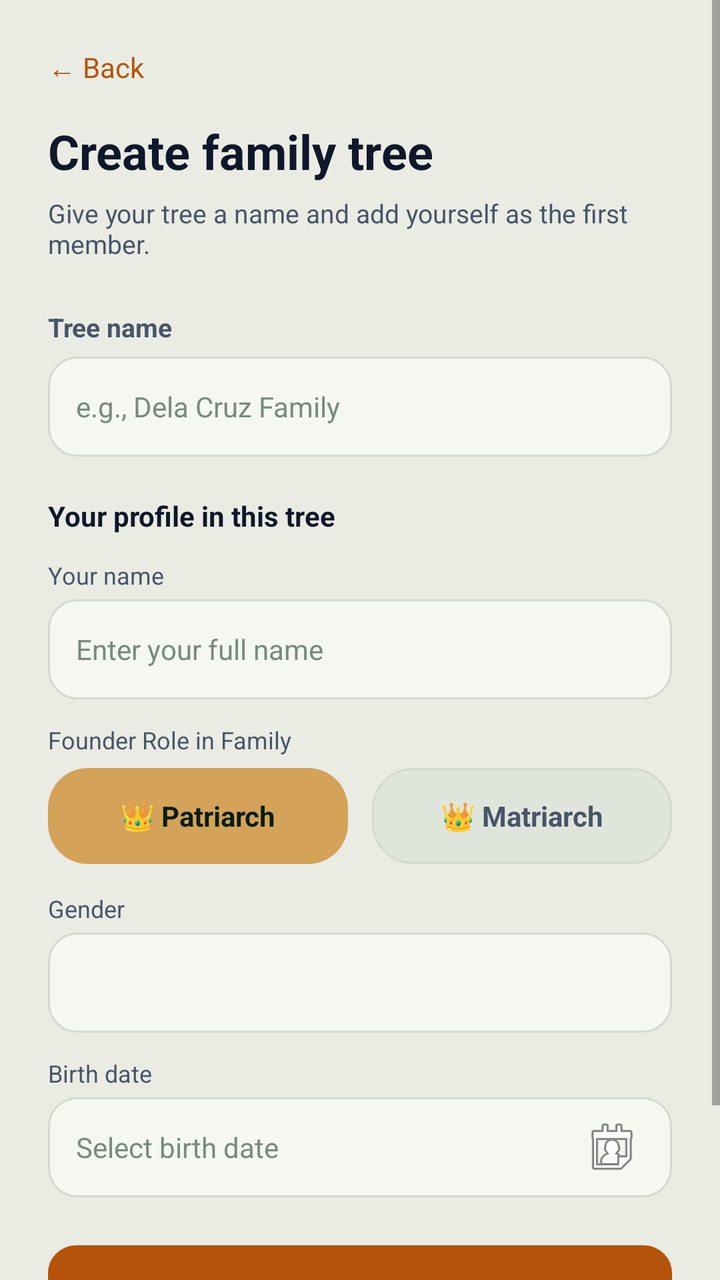
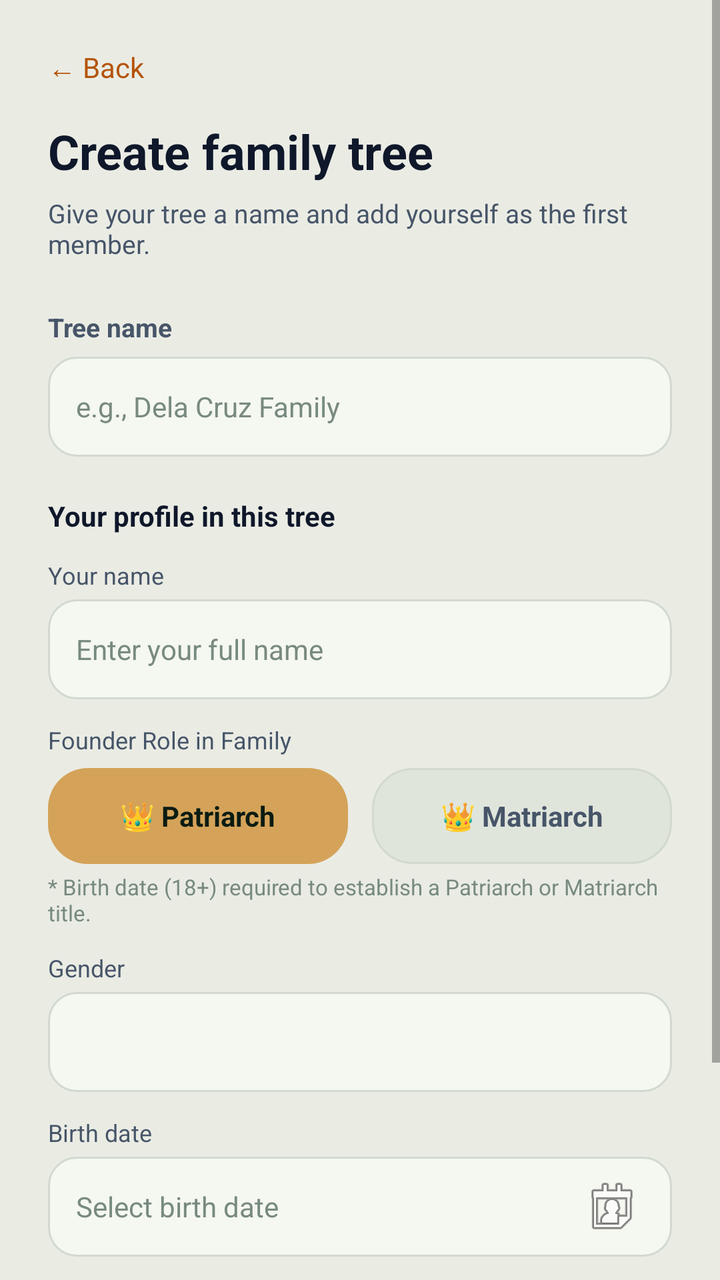

The first picture is an Android layout as it rendered before a commit; the second is the same layout after the commit. The layout source and the unified diff follow.
<!-- AndroidManifest.xml: application theme Theme.BTProject2 -->
<!-- res/layout/activity_create_tree.xml -->
<?xml version="1.0" encoding="utf-8"?>
<ScrollView xmlns:android="http://schemas.android.com/apk/res/android"
    android:layout_width="match_parent"
    android:layout_height="match_parent"
    android:background="@color/background">

    <LinearLayout
        android:layout_width="match_parent"
        android:layout_height="wrap_content"
        android:orientation="vertical"
        android:padding="24dp"
        android:paddingTop="48dp">

        
        <TextView
            android:id="@+id/btnBack"
            android:layout_width="wrap_content"
            android:layout_height="wrap_content"
            android:text="← Back"
            android:textSize="14sp"
            android:textColor="@color/primary"
            android:layout_marginBottom="16dp"
            android:clickable="true"
            android:focusable="true" />

        
        <TextView
            android:layout_width="wrap_content"
            android:layout_height="wrap_content"
            android:text="Create family tree"
            android:textSize="24sp"
            android:textStyle="bold"
            android:textColor="@color/text_primary"
            android:layout_marginBottom="6dp" />

        <TextView
            android:layout_width="wrap_content"
            android:layout_height="wrap_content"
            android:text="Give your tree a name and add yourself as the first member."
            android:textSize="13sp"
            android:textColor="@color/text_secondary"
            android:layout_marginBottom="24dp" />

        
        <TextView
            android:layout_width="wrap_content"
            android:layout_height="wrap_content"
            android:text="Tree name"
            android:textSize="13sp"
            android:textStyle="bold"
            android:textColor="@color/text_secondary"
            android:layout_marginBottom="6dp" />

        <EditText
            android:id="@+id/etTreeName"
            android:layout_width="match_parent"
            android:layout_height="50dp"
            android:hint="e.g., Dela Cruz Family"
            android:inputType="textCapWords"
            android:background="@drawable/input_bg_white"
            android:paddingStart="14dp"
            android:paddingEnd="14dp"
            android:textSize="14sp"
            android:textColor="@color/text_primary"
            android:textColorHint="@color/text_hint"
            android:layout_marginBottom="20dp" />

        
        <TextView
            android:layout_width="wrap_content"
            android:layout_height="wrap_content"
            android:text="Your profile in this tree"
            android:textSize="14sp"
            android:textStyle="bold"
            android:textColor="@color/text_primary"
            android:layout_marginBottom="12dp" />

        
        <TextView
            android:layout_width="wrap_content"
            android:layout_height="wrap_content"
            android:text="Your name"
            android:textSize="12sp"
            android:textColor="@color/text_secondary"
            android:layout_marginBottom="4dp" />

        <EditText
            android:id="@+id/etCreatorName"
            android:layout_width="match_parent"
            android:layout_height="50dp"
            android:hint="Enter your full name"
            android:inputType="textPersonName"
            android:background="@drawable/input_bg_white"
            android:paddingStart="14dp"
            android:paddingEnd="14dp"
            android:textSize="14sp"
            android:textColor="@color/text_primary"
            android:textColorHint="@color/text_hint"
            android:layout_marginBottom="12dp" />

        
        <TextView
            android:layout_width="wrap_content"
            android:layout_height="wrap_content"
            android:text="Founder Role in Family"
            android:textSize="12sp"
            android:textColor="@color/text_secondary"
            android:layout_marginBottom="6dp" />

        <LinearLayout
            android:layout_width="match_parent"
            android:layout_height="48dp"
            android:orientation="horizontal"
            android:layout_marginBottom="14dp">

            
            <LinearLayout
                android:id="@+id/cardPatriarch"
                android:layout_width="0dp"
                android:layout_height="match_parent"
                android:layout_weight="1"
                android:layout_marginEnd="6dp"
                android:orientation="horizontal"
                android:gravity="center"
                android:background="@drawable/badge_pill_gold"
                android:clickable="true"
                android:focusable="true">

                <TextView
                    android:id="@+id/tvPatriarchText"
                    android:layout_width="wrap_content"
                    android:layout_height="wrap_content"
                    android:text="👑 Patriarch"
                    android:textSize="14sp"
                    android:textStyle="bold"
                    android:textColor="#0A1B12" />
            </LinearLayout>

            
            <LinearLayout
                android:id="@+id/cardMatriarch"
                android:layout_width="0dp"
                android:layout_height="match_parent"
                android:layout_weight="1"
                android:layout_marginStart="6dp"
                android:orientation="horizontal"
                android:gravity="center"
                android:background="@drawable/badge_pill_dark"
                android:clickable="true"
                android:focusable="true">

                <TextView
                    android:id="@+id/tvMatriarchText"
                    android:layout_width="wrap_content"
                    android:layout_height="wrap_content"
                    android:text="👑 Matriarch"
                    android:textSize="14sp"
                    android:textStyle="bold"
                    android:textColor="@color/text_secondary" />
            </LinearLayout>
        </LinearLayout>

        
        <TextView
            android:layout_width="wrap_content"
            android:layout_height="wrap_content"
            android:text="Gender"
            android:textSize="12sp"
            android:textColor="@color/text_secondary"
            android:layout_marginBottom="4dp" />

        <Spinner
            android:id="@+id/spinnerGender"
            android:layout_width="match_parent"
            android:layout_height="50dp"
            android:background="@drawable/input_bg_white"
            android:paddingStart="10dp"
            android:paddingEnd="10dp"
            android:layout_marginBottom="12dp" />

        
        <TextView
            android:layout_width="wrap_content"
            android:layout_height="wrap_content"
            android:text="Birth date"
            android:textSize="12sp"
            android:textColor="@color/text_secondary"
            android:layout_marginBottom="4dp" />

        <EditText
            android:id="@+id/etBirthDate"
            android:layout_width="match_parent"
            android:layout_height="50dp"
            android:hint="Select birth date"
            android:focusable="false"
            android:clickable="true"
            android:drawableEnd="@android:drawable/ic_menu_my_calendar"
            android:background="@drawable/input_bg_white"
            android:paddingStart="14dp"
            android:paddingEnd="14dp"
            android:textSize="14sp"
            android:textColor="@color/text_primary"
            android:textColorHint="@color/text_hint"
            android:layout_marginBottom="24dp" />

        
        <Button
            android:id="@+id/btnCreateTree"
            android:layout_width="match_parent"
            android:layout_height="52dp"
            android:text="Create tree"
            android:textSize="15sp"
            android:textStyle="bold"
            android:textColor="#0A1B12"
            android:background="@drawable/btn_primary_bg"
            android:textAllCaps="false"
            android:layout_marginBottom="12dp" />

        <TextView
            android:layout_width="wrap_content"
            android:layout_height="wrap_content"
            android:text="You will be the owner of this tree and can invite others to join."
            android:textSize="12sp"
            android:textColor="@color/text_secondary"
            android:gravity="center"
            android:layout_gravity="center_horizontal" />

    </LinearLayout>
</ScrollView>
<!-- resources referenced by this layout -->
<resources>
  <color name="background">#EAECE4</color>
  <color name="primary">#B45309</color>
  <color name="text_hint">#788A7E</color>
  <color name="text_primary">#0F172A</color>
  <color name="text_secondary">#475569</color>
  <!-- drawable badge_pill_dark (drawable) -->
  <?xml version="1.0" encoding="utf-8"?>
  <shape xmlns:android="http://schemas.android.com/apk/res/android"
      android:shape="rectangle">
      <solid android:color="@color/forest_card_light" />
      <corners android:radius="20dp" />
      <stroke
          android:width="1dp"
          android:color="@color/forest_card_border" />
  </shape>
  <!-- drawable badge_pill_gold (drawable) -->
  <?xml version="1.0" encoding="utf-8"?>
  <shape xmlns:android="http://schemas.android.com/apk/res/android"
      android:shape="rectangle">
      <solid android:color="#D4A359" />
      <corners android:radius="20dp" />
  </shape>
  <!-- drawable btn_primary_bg (drawable) -->
  <?xml version="1.0" encoding="utf-8"?>
  <shape xmlns:android="http://schemas.android.com/apk/res/android"
      android:shape="rectangle">
      <solid android:color="@color/gold_accent" />
      <corners android:radius="14dp" />
  </shape>
  <!-- drawable input_bg_white (drawable) -->
  <?xml version="1.0" encoding="utf-8"?>
  <shape xmlns:android="http://schemas.android.com/apk/res/android"
      android:shape="rectangle">
      <solid android:color="@color/forest_card" />
      <corners android:radius="14dp" />
      <stroke android:width="1dp" android:color="@color/forest_card_border" />
  </shape>
  <style name="Theme.BTProject2" parent="Theme.MaterialComponents.DayNight.NoActionBar">
          <item name="colorPrimary">@color/gold_accent</item>
          <item name="colorPrimaryDark">@color/gold_accent_dark</item>
          <item name="colorAccent">@color/gold_accent</item>
          <item name="android:windowBackground">@color/forest_bg</item>
          <item name="android:statusBarColor">@color/forest_bg</item>
          <item name="android:windowLightStatusBar">true</item>
      </style>
  <color name="forest_card_light">#E0E5DC</color>
  <color name="forest_card_border">#D2D9CE</color>
  <color name="gold_accent">#B45309</color>
  <color name="forest_card">#F5F7F1</color>
  <color name="gold_accent_dark">#78350F</color>
  <color name="forest_bg">#EAECE4</color>
</resources>

<!-- the commit's change to res/layout/activity_create_tree.xml (unified diff, before → after) -->
@@ -108,56 +108,111 @@
             android:layout_marginBottom="6dp" />
 
         <LinearLayout
-            android:layout_width="match_parent"
-            android:layout_height="48dp"
-            android:orientation="horizontal"
-            android:layout_marginBottom="14dp">
-
-            
+            android:id="@+id/layoutFounderPills"
+            android:layout_width="match_parent"
+            android:layout_height="wrap_content"
+            android:orientation="vertical"
+            android:layout_marginBottom="4dp">
+
             <LinearLayout
-                android:id="@+id/cardPatriarch"
-                android:layout_width="0dp"
-                android:layout_height="match_parent"
-                android:layout_weight="1"
-                android:layout_marginEnd="6dp"
+                android:layout_width="match_parent"
+                android:layout_height="48dp"
+                android:orientation="horizontal">
+
+                
+                <LinearLayout
+                    android:id="@+id/cardPatriarch"
+                    android:layout_width="0dp"
+                    android:layout_height="match_parent"
+                    android:layout_weight="1"
+                    android:layout_marginEnd="6dp"
+                    android:orientation="horizontal"
+                    android:gravity="center"
+                    android:background="@drawable/badge_pill_gold"
+                    android:clickable="true"
+                    android:focusable="true">
+
+                    <TextView
+                        android:id="@+id/tvPatriarchText"
+                        android:layout_width="wrap_content"
+                        android:layout_height="wrap_content"
+                        android:text="👑 Patriarch"
+                        android:textSize="14sp"
+                        android:textStyle="bold"
+                        android:textColor="#0A1B12" />
+                </LinearLayout>
+
+                
+                <LinearLayout
+                    android:id="@+id/cardMatriarch"
+                    android:layout_width="0dp"
+                    android:layout_height="match_parent"
+                    android:layout_weight="1"
+                    android:layout_marginStart="6dp"
+                    android:orientation="horizontal"
+                    android:gravity="center"
+                    android:background="@drawable/badge_pill_dark"
+                    android:clickable="true"
+                    android:focusable="true">
+
+                    <TextView
+                        android:id="@+id/tvMatriarchText"
+                        android:layout_width="wrap_content"
+                        android:layout_height="wrap_content"
+                        android:text="👑 Matriarch"
+                        android:textSize="14sp"
+                        android:textStyle="bold"
+                        android:textColor="@color/text_secondary" />
+                </LinearLayout>
+            </LinearLayout>
+
+            <TextView
+                android:id="@+id/tvFounderRoleNotice"
+                android:layout_width="match_parent"
+                android:layout_height="wrap_content"
+                android:text="* Birth date (18+) required to establish a Patriarch or Matriarch title."
+                android:textSize="11sp"
+                android:textColor="@color/text_hint"
+                android:layout_marginTop="4dp"
+                android:layout_marginBottom="8dp" />
+        </LinearLayout>
+
+        
+        <LinearLayout
+            android:id="@+id/layoutYouthRole"
+            android:layout_width="match_parent"
+            android:layout_height="wrap_content"
+            android:orientation="vertical"
+            android:visibility="gone"
+            android:layout_marginBottom="8dp">
+
+            <LinearLayout
+                android:id="@+id/cardMember"
+                android:layout_width="match_parent"
+                android:layout_height="48dp"
                 android:orientation="horizontal"
                 android:gravity="center"
-                android:background="@drawable/badge_pill_gold"
-                android:clickable="true"
-                android:focusable="true">
+                android:background="@drawable/badge_pill_gold">
 
                 <TextView
-                    android:id="@+id/tvPatriarchText"
+                    android:id="@+id/tvMemberText"
                     android:layout_width="wrap_content"
                     android:layout_height="wrap_content"
-                    android:text="👑 Patriarch"
+                    android:text="🌱 Family Member (Youth / Descendant)"
                     android:textSize="14sp"
                     android:textStyle="bold"
                     android:textColor="#0A1B12" />
             </LinearLayout>
 
-            
-            <LinearLayout
-                android:id="@+id/cardMatriarch"
-                android:layout_width="0dp"
-                android:layout_height="match_parent"
-                android:layout_weight="1"
-                android:layout_marginStart="6dp"
-                android:orientation="horizontal"
-                android:gravity="center"
-                android:background="@drawable/badge_pill_dark"
-                android:clickable="true"
-                android:focusable="true">
-
-                <TextView
-                    android:id="@+id/tvMatriarchText"
-                    android:layout_width="wrap_content"
-                    android:layout_height="wrap_content"
-                    android:text="👑 Matriarch"
-                    android:textSize="14sp"
-                    android:textStyle="bold"
-                    android:textColor="@color/text_secondary" />
-            </LinearLayout>
+            <TextView
+                android:id="@+id/tvRoleAgeNotice"
+                android:layout_width="match_parent"
+                android:layout_height="wrap_content"
+                android:text="Patriarch &amp; Matriarch titles are reserved for family elders (18+). As a youth researcher, you will start as a Family Member. You can crown an elder later!"
+                android:textSize="11sp"
+                android:textColor="@color/accent"
+                android:layout_marginTop="6dp"
+                android:lineSpacingExtra="2dp" />
         </LinearLayout>
 
         
<!-- resource entries referenced after the edit -->
@@ -1,5 +1,6 @@
 <!-- resources referenced by this layout -->
 <resources>
+  <color name="accent">#B45309</color>
   <color name="background">#EAECE4</color>
   <color name="primary">#B45309</color>
   <color name="text_hint">#788A7E</color>
